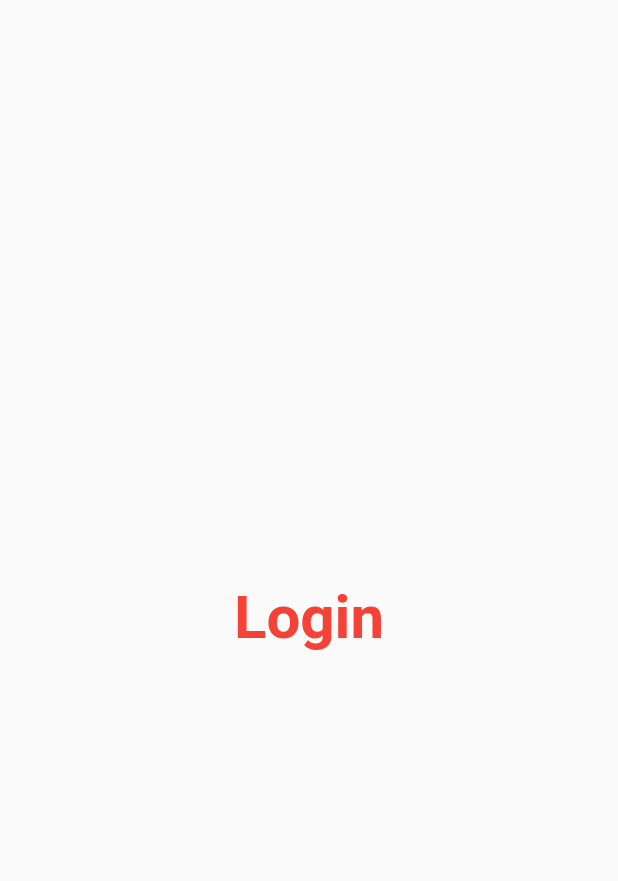
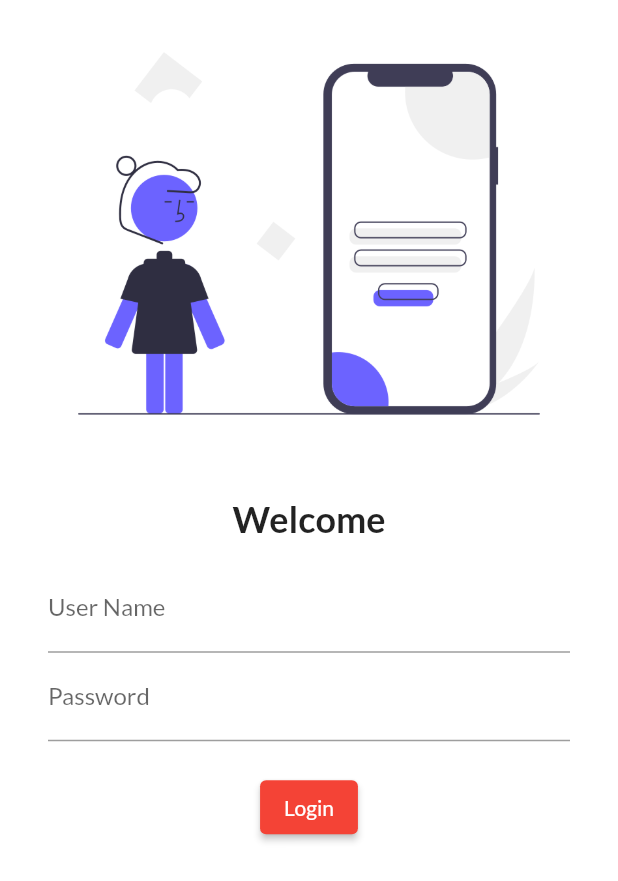
Before and after one commit to syed-owais/FlutterDemoApps, a Flutter app: the screen it shows after launch, on a phone screen of 412 x 824 dp. Shown: the top 881 px of the screen. Run offline on Flutter 3.47's test engine with Material 2 defaults, Android fonts, the phone set to English and light mode, and no system bars; our stand-ins replace google_fonts.

Commit message:
login page starts day 3 done

```diff
--- a/lib/Pages/login_page.dart
+++ b/lib/Pages/login_page.dart
@@ -1,18 +1,58 @@
+import 'package:flutter/cupertino.dart';
 import 'package:flutter/material.dart';
 
 class LoginPage extends StatelessWidget {
   @override
   Widget build(BuildContext context) {
     return Material(
-      child: Center(
-        child: Text(
-          "Login",
-          style: TextStyle(
-            fontSize: 40,
-            color: Colors.red,
-            fontWeight: FontWeight.bold,
+      color: Colors.white,
+      child: Column(
+        children: [
+          Image.asset(
+            "assets/imgs/login-img.png",
+            fit: BoxFit.cover,
           ),
-        ),
+          const SizedBox(
+            height: 20,
+          ),
+          const Text(
+            "Welcome",
+            style: TextStyle(
+              fontWeight: FontWeight.bold,
+              fontSize: 24,
+            ),
+          ),
+          Padding(
+            padding:
+                const EdgeInsets.symmetric(vertical: 16.0, horizontal: 32.0),
+            child: Column(
+              children: [
+                TextFormField(
+                  decoration: const InputDecoration(
+                    label: Text("User Name"),
+                    hintText: "Enter username",
+                  ),
+                ),
+                TextFormField(
+                  obscureText: true,
+                  decoration: const InputDecoration(
+                    label: Text("Password"),
+                    hintText: "Enter password",
+                  ),
+                ),
+                const SizedBox(
+                  height: 20,
+                ),
+                ElevatedButton(
+                    onPressed: () {
+                      // ignore: avoid_print
+                      print("Loggdin");
+                    },
+                    child: const Text("Login")),
+              ],
+            ),
+          ),
+        ],
       ),
     );
   }
--- a/lib/main.dart
+++ b/lib/main.dart
@@ -1,6 +1,7 @@
 import 'package:first_app/Pages/home_page.dart';
 import 'package:first_app/Pages/login_page.dart';
 import 'package:flutter/material.dart';
+import 'package:google_fonts/google_fonts.dart';
 
 void main(List<String> args) {
   runApp(MyApp());
@@ -11,7 +12,10 @@ class MyApp extends StatelessWidget {
   Widget build(BuildContext context) {
     return MaterialApp(
       themeMode: ThemeMode.light,
-      theme: ThemeData(primarySwatch: Colors.red),
+      theme: ThemeData(
+        primarySwatch: Colors.red,
+        fontFamily: GoogleFonts.lato().fontFamily,
+      ),
       darkTheme: ThemeData(
         brightness: Brightness.dark,
       ),
--- a/pubspec.yaml
+++ b/pubspec.yaml
@@ -34,6 +34,7 @@ dependencies:
   # The following adds the Cupertino Icons font to your application.
   # Use with the CupertinoIcons class for iOS style icons.
   cupertino_icons: ^1.0.2
+  google_fonts: ^2.1.0
 
 dev_dependencies:
   flutter_test:
@@ -58,8 +59,8 @@ flutter:
   uses-material-design: true
 
   # To add assets to your application, add an assets section, like this:
-  # assets:
-  #   - images/a_dot_burr.jpeg
+  assets:
+    - assets/imgs/
   #   - images/a_dot_ham.jpeg
 
   # An image asset can refer to one or more resolution-specific "variants", see
```
Also changed, not shown: assets/imgs/login-img.png (added), pubspec.lock.
